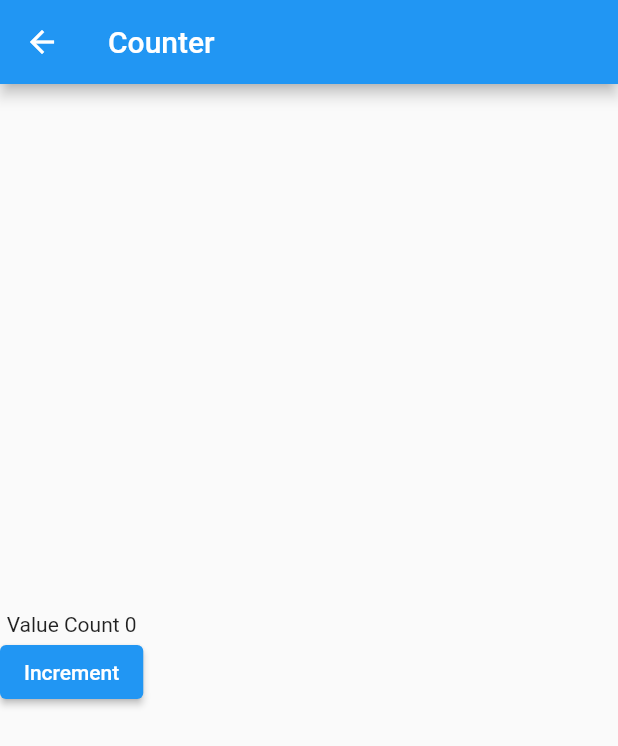
After one commit to Ahmadsaniliman/getx, a Flutter app: the Counter screen opened directly, on a phone screen of 412 x 824 dp. The commit adds this screen. Shown: the top 746 px of the screen. Run offline on Flutter 3.47's test engine with Material 2 defaults, Android fonts, the phone set to English and light mode, and no system bars; our stand-ins replace get.

Commit message:
getx state management

```diff
--- /dev/null
+++ b/lib/obx.dart
@@ -0,0 +1,35 @@
+import 'package:flutter/material.dart';
+import 'package:get/get.dart';
+
+class Counter extends StatelessWidget {
+  const Counter({Key? key}) : super(key: key);
+
+  @override
+  Widget build(BuildContext context) {
+    int _counter = 0;
+    void increement() {
+      _counter++;
+    }
+
+    return Scaffold(
+      appBar: AppBar(
+        title: const Text('Counter'),
+      ),
+      body: Column(
+        crossAxisAlignment: CrossAxisAlignment.center,
+        mainAxisAlignment: MainAxisAlignment.center,
+        children: [
+          Obx(
+            () => Text('Value Count $_counter'),
+          ),
+          ElevatedButton(
+            onPressed: () {
+              increement();
+            },
+            child: const Text('Increment'),
+          ),
+        ],
+      ),
+    );
+  }
+}
```
Also changed, not shown: lib/main.dart (+102 -2 lines).
